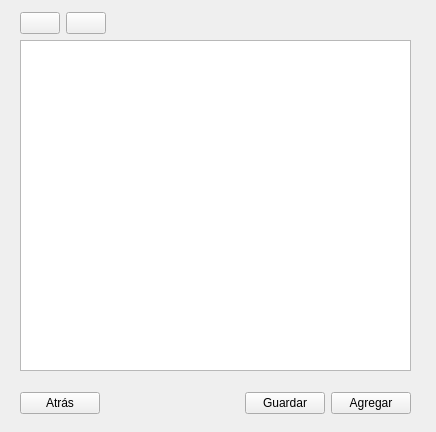
Before: the Qt Designer form miembros.ui in HailNicole/App_Finanzas, drawn with Qt 5.
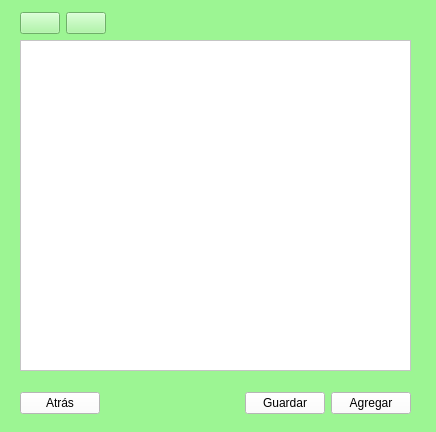
After: the same form once the commit is applied. Icons and pictures are not drawn.

The edit to the form file:
```diff
--- a/miembros.ui
+++ b/miembros.ui
@@ -13,6 +13,10 @@
   <property name="windowTitle">
    <string>Form</string>
   </property>
+  <property name="styleSheet">
+   <string notr="true">background-color: rgb(156, 245, 147);
+</string>
+  </property>
   <widget class="QWidget" name="horizontalLayoutWidget">
    <property name="geometry">
     <rect>
@@ -25,6 +29,9 @@
    <layout class="QHBoxLayout" name="horizontalLayout">
     <item>
      <widget class="QPushButton" name="btn_cancelar">
+      <property name="styleSheet">
+       <string notr="true">background-color: rgb(255, 255, 255);</string>
+      </property>
       <property name="text">
        <string>Atrás</string>
       </property>
@@ -45,6 +52,9 @@
     </item>
     <item>
      <widget class="QPushButton" name="btn_guardar">
+      <property name="styleSheet">
+       <string notr="true">background-color: rgb(255, 255, 255);</string>
+      </property>
       <property name="text">
        <string>Guardar</string>
       </property>
@@ -52,6 +62,9 @@
     </item>
     <item>
      <widget class="QPushButton" name="btn_agregar">
+      <property name="styleSheet">
+       <string notr="true">background-color: rgb(255, 255, 255);</string>
+      </property>
       <property name="text">
        <string>Agregar</string>
       </property>
@@ -68,6 +81,9 @@
      <height>331</height>
     </rect>
    </property>
+   <property name="styleSheet">
+    <string notr="true">background-color: rgb(255, 255, 255);</string>
+   </property>
    <property name="editTriggers">
     <set>QAbstractItemView::NoEditTriggers</set>
    </property>
```
